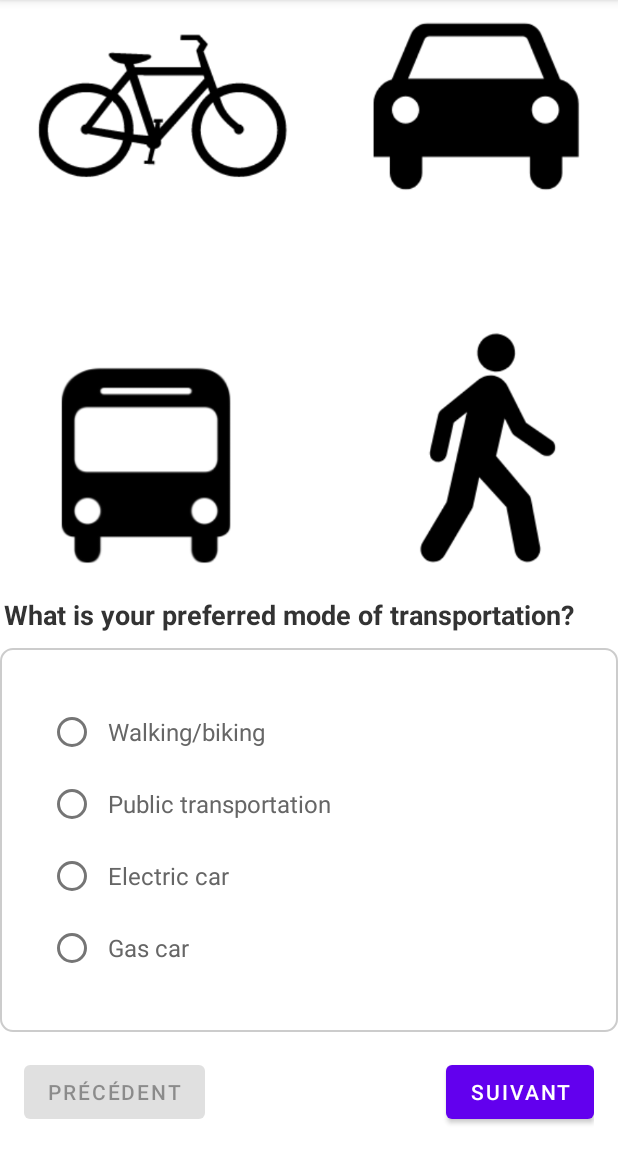
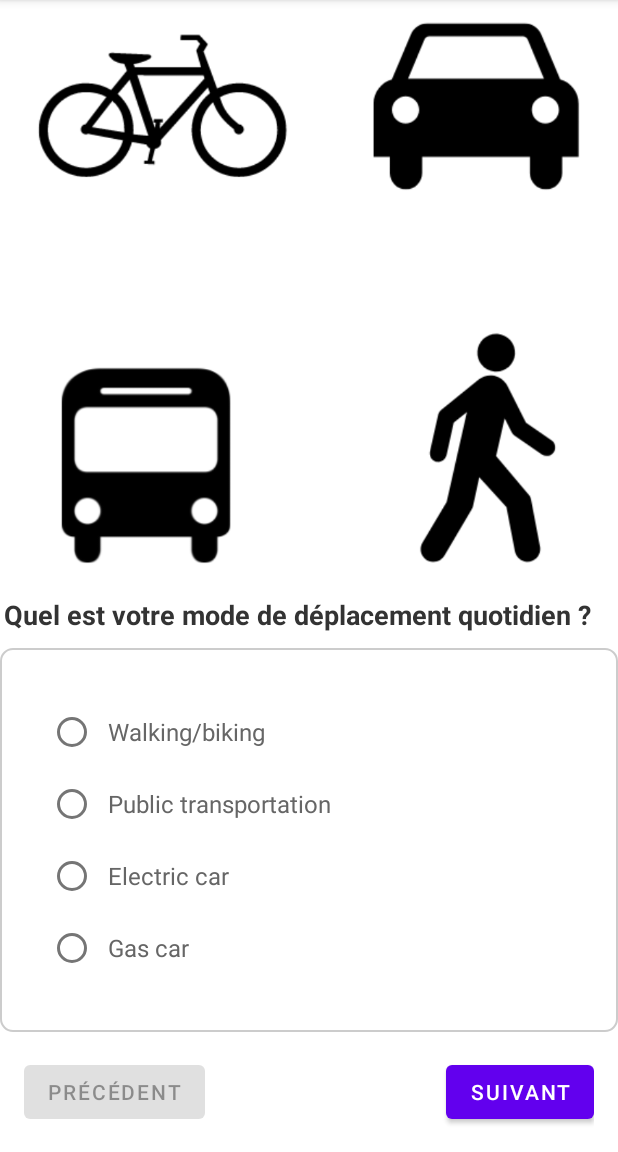
Before and after one commit to FabioBnt/CarbonTouch, an Android app: the CardFragment1 screen opened directly, with no data from a screen before it, on a phone screen of 412 x 824 dp, the part 84-1236 px from its top. Run offline under Robolectric (Android 15) with nearby library versions, the light colour scheme and no system bars.

Commit message:
WIP : check TODOs

```diff
--- a/app/src/main/java/com/example/carbontouch/CardFragment1.java
+++ b/app/src/main/java/com/example/carbontouch/CardFragment1.java
@@ -7,9 +7,10 @@ public class CardFragment1 extends CardFragment {
     }
     @Override
     public String getQuestion() {
-        return "What is your preferred mode of transportation?";
+        return getResources().getString(R.string.question_1);
     }
 
+    //TODO : externalize strings
     @Override
     public String getAnswer1() {
         return "Walking/biking";
--- a/app/src/main/java/com/example/carbontouch/CardFragment2.java
+++ b/app/src/main/java/com/example/carbontouch/CardFragment2.java
@@ -21,8 +21,10 @@ public class CardFragment2 extends CardFragment {
 
     @Override
     public String getQuestion() {
-        return "How many people live in your household?";
+        return getResources().getString(R.string.question_2);
     }
+
+    //TODO : externalize strings
 
     @Override
     public String getAnswer1() {
--- a/app/src/main/java/com/example/carbontouch/CardFragment3.java
+++ b/app/src/main/java/com/example/carbontouch/CardFragment3.java
@@ -3,6 +3,8 @@ package com.example.carbontouch;
 import android.os.Bundle;
 
 public class CardFragment3 extends CardFragment {
+
+    //TODO : externalize strings
 
     public CardFragment3() {
         // Required empty public constructor
--- a/app/src/main/res/values/strings.xml
+++ b/app/src/main/res/values/strings.xml
@@ -37,4 +37,6 @@
     <string name="next">Suivant</string>
     <string name="skip">Passer</string>
     <string name="start">Commencer</string>
+    <string name="question_1">Quel est votre mode de déplacement quotidien ?</string>
+    <string name="question_2">Combien de personnes vivent sous le même toit que vous?</string>
 </resources>
```
Also changed, not shown: 1 other file.
